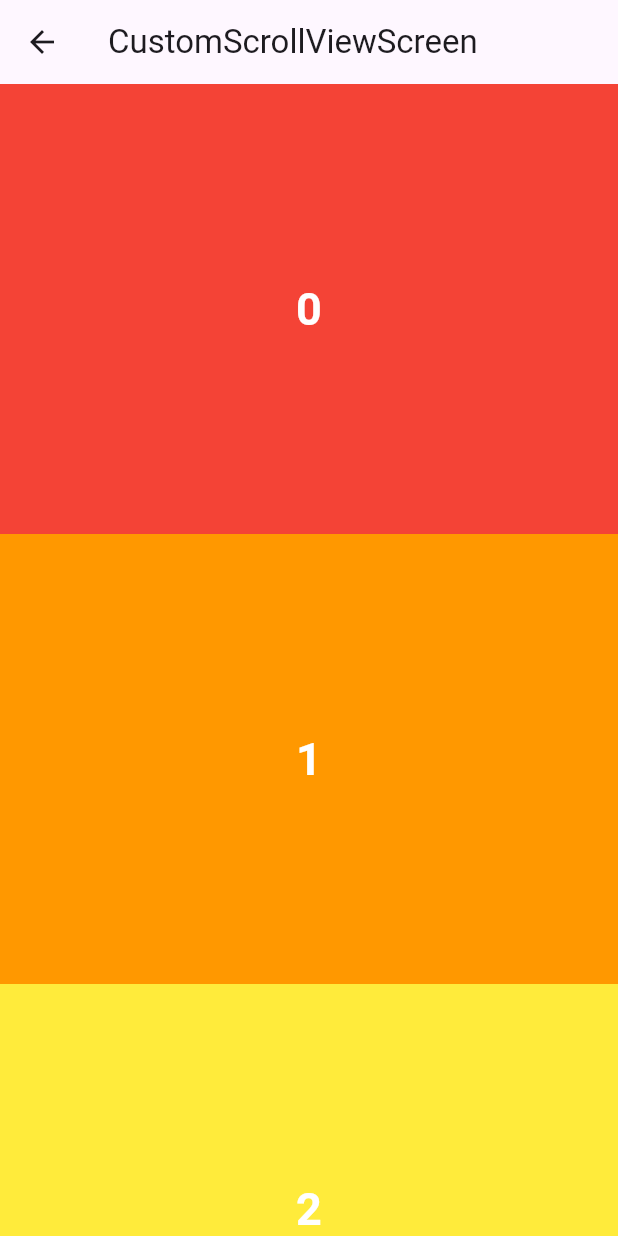
After one commit to iammoong/scrollable_widgets, a Flutter app: the CustomScrollViewScreen screen opened directly, on a phone screen of 412 x 824 dp. The commit adds this screen. Run offline on Flutter 3.47's test engine with Material 3 defaults, Android fonts, the phone set to English and light mode, and no system bars.

Commit message:
CustomScrollViewScreen 예제

```diff
--- /dev/null
+++ b/lib/screen/custom_scroll_view_screen.dart
@@ -0,0 +1,93 @@
+import 'package:flutter/cupertino.dart';
+import 'package:flutter/material.dart';
+import 'package:scrollable_widgets/const/colors.dart';
+
+class CustomScrollViewScreen extends StatelessWidget {
+  final List<int> numbers = List.generate(100, (index) => index);
+
+  CustomScrollViewScreen({Key? key}) : super (key: key);
+
+  @override
+  Widget build(BuildContext context) {
+    return Scaffold(
+      body: CustomScrollView(
+        slivers: [
+          SliverAppBar(
+            title: Text('CustomScrollViewScreen'),
+          ),
+          SliverList(
+            delegate: SliverChildBuilderDelegate(
+                (context,index) {
+                  return renderContainer(color: rainbowColors[index % rainbowColors.length], index: index);
+                },
+              childCount: 100,
+            ),
+          ),
+        ],
+      ),
+    );
+  }
+
+  SliverList rencerChildSilverList(){
+    return SliverList(
+      delegate: SliverChildListDelegate(
+        numbers
+            .map(
+              (e) => renderContainer(
+            color: rainbowColors[e % rainbowColors.length],
+            index: e,
+          ),
+        )
+            .toList(),
+      ),
+    );
+  }
+
+  Widget renderContainer({
+    required Color color,
+    required int index,
+    double? height,
+  }) {
+    print(index);
+
+    return Container(
+      height: height ?? 300,
+      color: color,
+      child: Center(
+        child: Text(
+          index.toString(),
+          style: TextStyle(
+              color: Colors.white, fontWeight: FontWeight.w700, fontSize: 30.0),
+        ),
+      ),
+    );
+  }
+}
+
+// 예시
+/*
+Column(
+children: [
+// ListView는 무한히 늘어날 수 있기 때문에
+// Column에 값까지만 늘릴 수 있는 Expanded를 써야함
+Expanded(
+child: ListView(
+children: rainbowColors.map((e) =>
+renderContainer(
+color: e,
+index: 1),
+).toList(),
+),
+),
+Expanded(
+child: GridView.count(
+crossAxisCount: 2,
+children: rainbowColors.map((e) =>
+renderContainer(
+color: e,
+index: 1),
+).toList(),
+),
+)
+],
+)*/
--- a/lib/screen/home_screen.dart
+++ b/lib/screen/home_screen.dart
@@ -1,5 +1,6 @@
 import 'package:flutter/material.dart';
 import 'package:scrollable_widgets/layout/main_layout.dart';
+import 'package:scrollable_widgets/screen/custom_scroll_view_screen.dart';
 import 'package:scrollable_widgets/screen/grid_view_screen.dart';
 import 'package:scrollable_widgets/screen/list_view_screen.dart';
 import 'package:scrollable_widgets/screen/reorderable_list_view_screen.dart';
@@ -32,6 +33,10 @@ class HomeScreen extends StatelessWidget {
     ScreenModel(
         builder: (_) => ReorderableListViewScreen(),
         name: 'ReorderableListViewScreen'
+    ),
+    ScreenModel(
+        builder: (_) => CustomScrollViewScreen(),
+        name: 'CustomScrollViewScreen'
     )
   ];
  HomeScreen({Key? key}):super(key: key);
```
